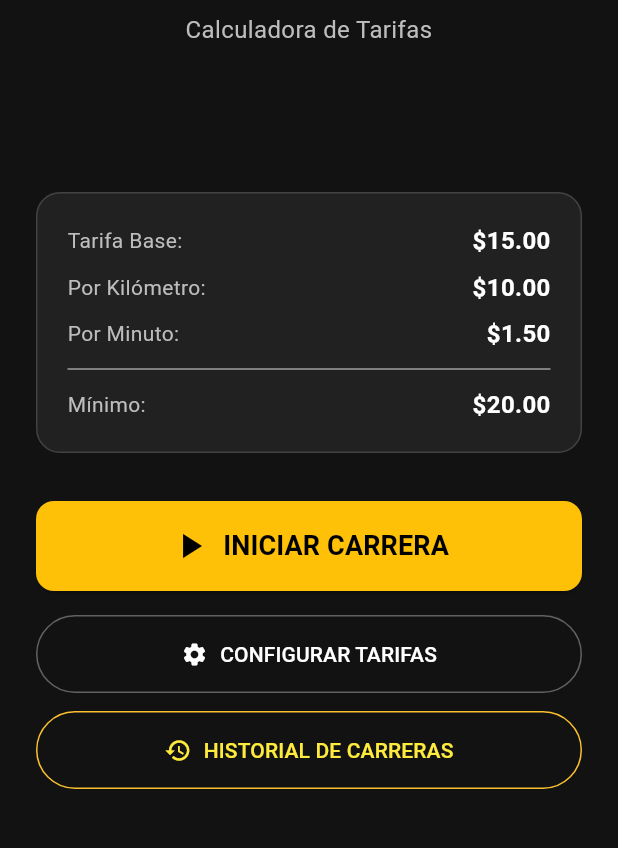
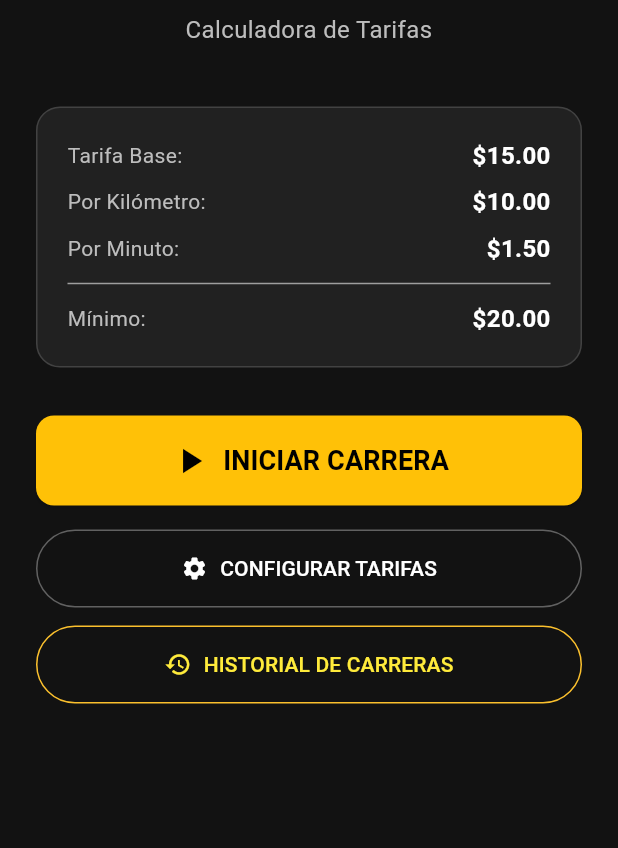
Before and after one commit to leo20826/Moto_Taxi, a Flutter app: the screen it shows after launch, on a phone screen of 412 x 824 dp, the part 351-1199 px from its top. Run offline on Flutter 3.47's test engine with Material 3 defaults, Android fonts, the phone set to English and light mode, and no system bars; our stand-ins replace equatable, flutter_bloc, geolocator, permission_handler, shared_preferences, sqflite and 1 more; accounts and stored records are empty.

Commit message:
fix bugs

```diff
--- a/lib/presentation/screens/home_screen.dart
+++ b/lib/presentation/screens/home_screen.dart
@@ -31,7 +31,7 @@ class _HomeScreenState extends State<HomeScreen> {
   Widget build(BuildContext context) {
     return Scaffold(
       body: SafeArea(
-        child: Padding(
+        child: SingleChildScrollView(
           padding: const EdgeInsets.all(24),
           child: Column(
             crossAxisAlignment: CrossAxisAlignment.stretch,
@@ -62,7 +62,7 @@ class _HomeScreenState extends State<HomeScreen> {
                   color: Colors.grey[400],
                 ),
               ),
-              const Spacer(),
+              const SizedBox(height: 40),
               _buildInfoCard(),
               const SizedBox(height: 32),
               ElevatedButton.icon(
```
